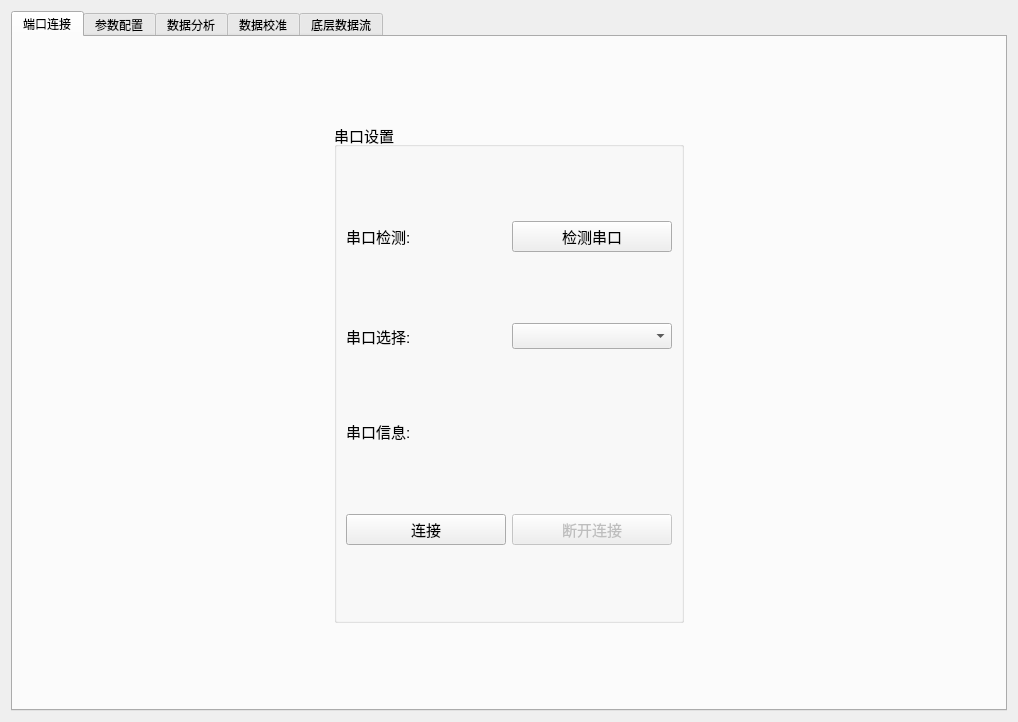
The window that VibrationSensor/Main.ui (Undertone0809/PythonFile37) describes before a commit, drawn with Qt 5.
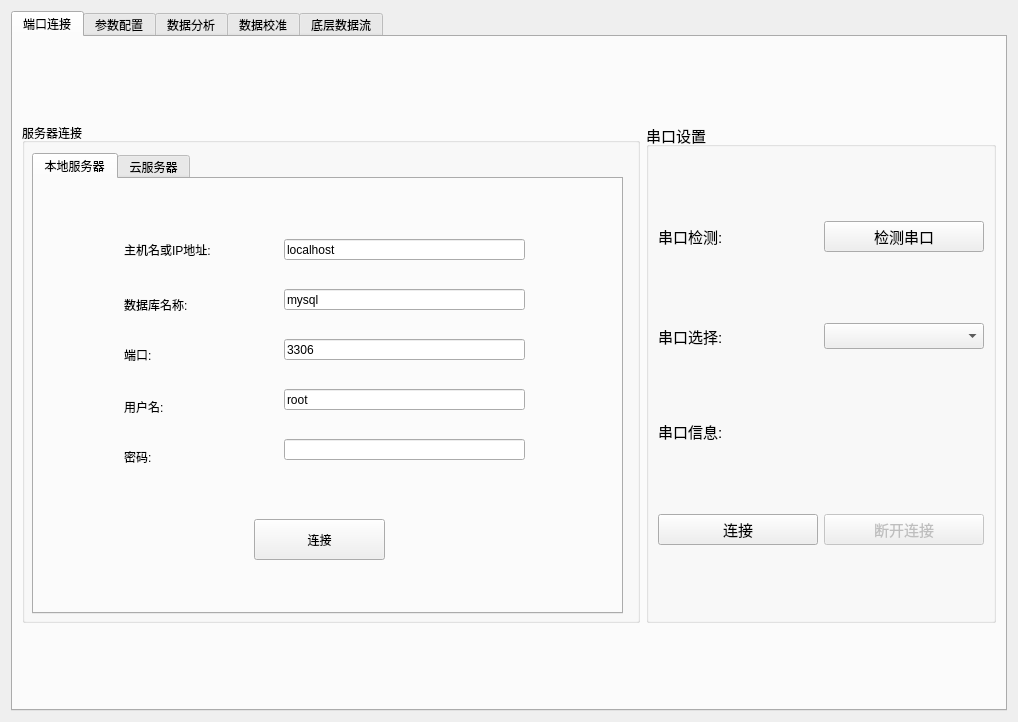
The same window after the commit.

What changed in the file:
```diff
--- a/VibrationSensor/Main.ui
+++ b/VibrationSensor/Main.ui
@@ -45,7 +45,7 @@
        <string>端口连接</string>
       </attribute>
       <layout class="QGridLayout" name="gridLayout">
-       <item row="0" column="0">
+       <item row="0" column="1">
         <widget class="QGroupBox" name="groupBox_1_1">
          <property name="enabled">
           <bool>true</bool>
@@ -152,6 +152,288 @@
          </layout>
         </widget>
        </item>
+       <item row="0" column="0">
+        <layout class="QHBoxLayout" name="horizontalLayout_2">
+         <item>
+          <widget class="QGroupBox" name="groupBox_5">
+           <property name="title">
+            <string>服务器连接</string>
+           </property>
+           <widget class="QTabWidget" name="tabWidget_2">
+            <property name="geometry">
+             <rect>
+              <x>10</x>
+              <y>30</y>
+              <width>591</width>
+              <height>461</height>
+             </rect>
+            </property>
+            <property name="currentIndex">
+             <number>0</number>
+            </property>
+            <widget class="QWidget" name="tab_7">
+             <attribute name="title">
+              <string>本地服务器</string>
+             </attribute>
+             <widget class="QPushButton" name="pushButton_1_localMysqlConnect">
+              <property name="geometry">
+               <rect>
+                <x>220</x>
+                <y>340</y>
+                <width>131</width>
+                <height>41</height>
+               </rect>
+              </property>
+              <property name="text">
+               <string>连接</string>
+              </property>
+             </widget>
+             <widget class="QLabel" name="label_68">
+              <property name="geometry">
+               <rect>
+                <x>90</x>
+                <y>50</y>
+                <width>141</width>
+                <height>41</height>
+               </rect>
+              </property>
+              <property name="text">
+               <string>主机名或IP地址:</string>
+              </property>
+             </widget>
+             <widget class="QLabel" name="label_69">
+              <property name="geometry">
+               <rect>
+                <x>90</x>
+                <y>160</y>
+                <width>81</width>
+                <height>31</height>
+               </rect>
+              </property>
+              <property name="text">
+               <string>端口:</string>
+              </property>
+             </widget>
+             <widget class="QLabel" name="label_70">
+              <property name="geometry">
+               <rect>
+                <x>90</x>
+                <y>220</y>
+                <width>72</width>
+                <height>15</height>
+               </rect>
+              </property>
+              <property name="text">
+               <string>用户名:</string>
+              </property>
+             </widget>
+             <widget class="QLabel" name="label_71">
+              <property name="geometry">
+               <rect>
+                <x>90</x>
+                <y>270</y>
+                <width>72</width>
+                <height>15</height>
+               </rect>
+              </property>
+              <property name="text">
+               <string>密码:</string>
+              </property>
+             </widget>
+             <widget class="QLineEdit" name="lineEdit_1_localName">
+              <property name="geometry">
+               <rect>
+                <x>250</x>
+                <y>60</y>
+                <width>241</width>
+                <height>21</height>
+               </rect>
+              </property>
+              <property name="text">
+               <string>localhost</string>
+              </property>
+             </widget>
+             <widget class="QLineEdit" name="lineEdit_1_localPort">
+              <property name="geometry">
+               <rect>
+                <x>250</x>
+                <y>160</y>
+                <width>241</width>
+                <height>21</height>
+               </rect>
+              </property>
+              <property name="text">
+               <string>3306</string>
+              </property>
+             </widget>
+             <widget class="QLineEdit" name="lineEdit_1_localAccount">
+              <property name="geometry">
+               <rect>
+                <x>250</x>
+                <y>210</y>
+                <width>241</width>
+                <height>21</height>
+               </rect>
+              </property>
+              <property name="text">
+               <string>root</string>
+              </property>
+             </widget>
+             <widget class="QLineEdit" name="lineEdit_1_localPwd">
+              <property name="geometry">
+               <rect>
+                <x>250</x>
+                <y>260</y>
+                <width>241</width>
+                <height>21</height>
+               </rect>
+              </property>
+             </widget>
+             <widget class="QLabel" name="label_76">
+              <property name="geometry">
+               <rect>
+                <x>90</x>
+                <y>110</y>
+                <width>131</width>
+                <height>31</height>
+               </rect>
+              </property>
+              <property name="text">
+               <string>数据库名称:</string>
+              </property>
+             </widget>
+             <widget class="QLineEdit" name="lineEdit_1_localDBName">
+              <property name="geometry">
+               <rect>
+                <x>250</x>
+                <y>110</y>
+                <width>241</width>
+                <height>21</height>
+               </rect>
+              </property>
+              <property name="text">
+               <string>mysql</string>
+              </property>
+             </widget>
+            </widget>
+            <widget class="QWidget" name="tab_8">
+             <attribute name="title">
+              <string>云服务器</string>
+             </attribute>
+             <widget class="QLabel" name="label_72">
+              <property name="geometry">
+               <rect>
+                <x>90</x>
+                <y>70</y>
+                <width>141</width>
+                <height>41</height>
+               </rect>
+              </property>
+              <property name="text">
+               <string>主机名或IP地址:</string>
+              </property>
+             </widget>
+             <widget class="QPushButton" name="pushButton_1_cloudMysqlConnect">
+              <property name="geometry">
+               <rect>
+                <x>220</x>
+                <y>340</y>
+                <width>131</width>
+                <height>41</height>
+               </rect>
+              </property>
+              <property name="text">
+               <string>连接</string>
+              </property>
+             </widget>
+             <widget class="QLabel" name="label_73">
+              <property name="geometry">
+               <rect>
+                <x>90</x>
+                <y>190</y>
+                <width>72</width>
+                <height>15</height>
+               </rect>
+              </property>
+              <property name="text">
+               <string>用户名:</string>
+              </property>
+             </widget>
+             <widget class="QLabel" name="label_74">
+              <property name="geometry">
+               <rect>
+                <x>90</x>
+                <y>130</y>
+                <width>81</width>
+                <height>31</height>
+               </rect>
+              </property>
+              <property name="text">
+               <string>端口:</string>
+              </property>
+             </widget>
+             <widget class="QLabel" name="label_75">
+              <property name="geometry">
+               <rect>
+                <x>90</x>
+                <y>240</y>
+                <width>72</width>
+                <height>15</height>
+               </rect>
+              </property>
+              <property name="text">
+               <string>密码:</string>
+              </property>
+             </widget>
+             <widget class="QLineEdit" name="lineEdit_1_cloudPort">
+              <property name="geometry">
+               <rect>
+                <x>250</x>
+                <y>130</y>
+                <width>241</width>
+                <height>21</height>
+               </rect>
+              </property>
+             </widget>
+             <widget class="QLineEdit" name="lineEdit_1_cloudAccount">
+              <property name="geometry">
+               <rect>
+                <x>250</x>
+                <y>180</y>
+                <width>241</width>
+                <height>21</height>
+               </rect>
+              </property>
+             </widget>
+             <widget class="QLineEdit" name="lineEdit_1_cloudPwd">
+              <property name="geometry">
+               <rect>
+                <x>250</x>
+                <y>230</y>
+                <width>241</width>
+                <height>21</height>
+               </rect>
+              </property>
+             </widget>
+             <widget class="QLineEdit" name="lineEdit_1_cloudName">
+              <property name="geometry">
+               <rect>
+                <x>250</x>
+                <y>80</y>
+                <width>241</width>
+                <height>21</height>
+               </rect>
+              </property>
+              <property name="text">
+               <string/>
+              </property>
+             </widget>
+            </widget>
+           </widget>
+          </widget>
+         </item>
+        </layout>
+       </item>
       </layout>
      </widget>
      <widget class="QWidget" name="tab_2">
```
